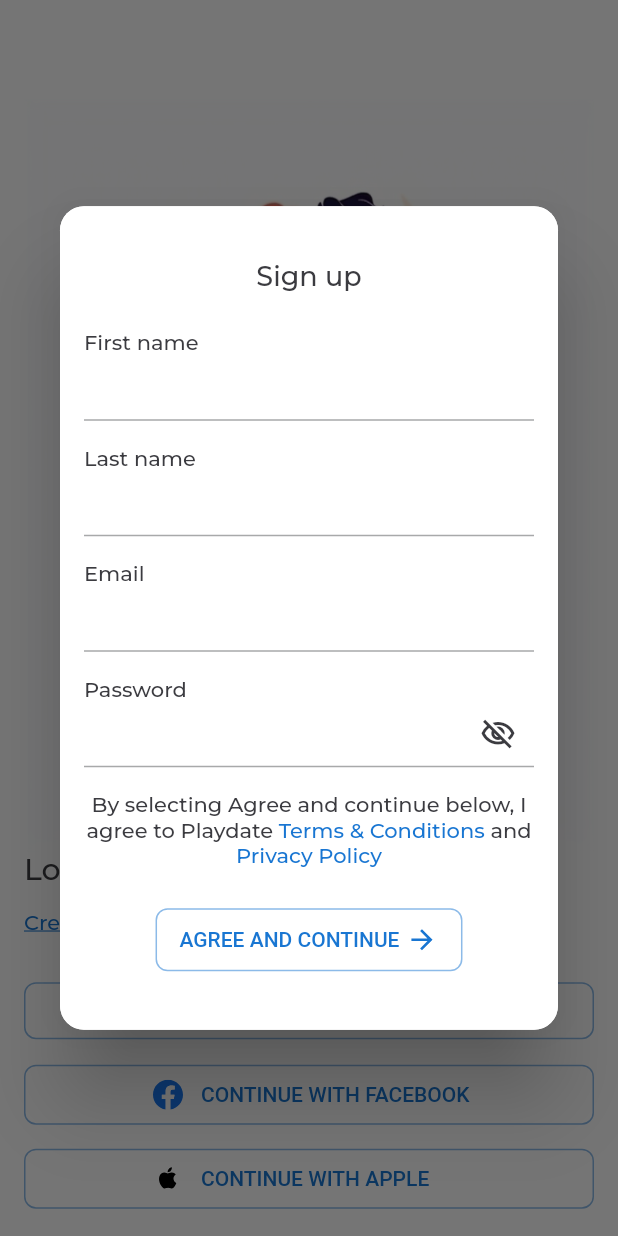
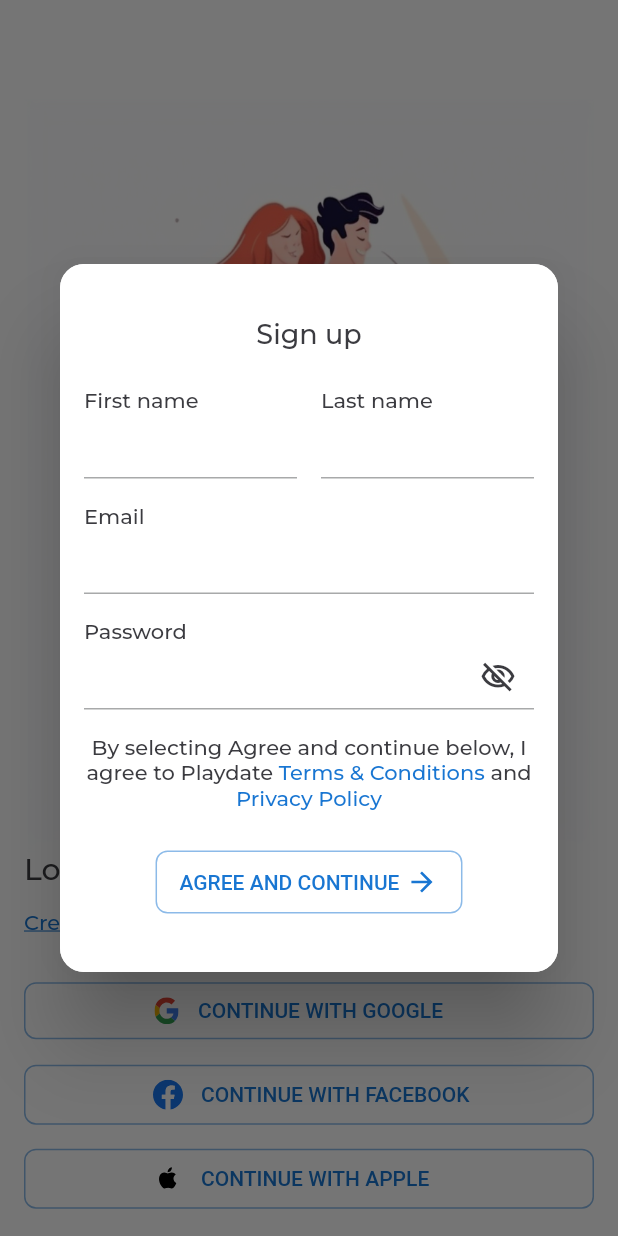
Before and after one commit to jadhavdurgesh/pillowtalk, a Flutter app: the OnboardingFourScreen screen opened directly, after a tap on "Create an account", on a phone screen of 412 x 824 dp. Run offline on Flutter 3.47's test engine with Material 2 defaults, Android fonts, the phone set to English and light mode, and no system bars; our stand-ins replace expandable_page_view, flutter_svg, get, google_fonts, velocity_x.

Commit message:
Dialog box fixed

```diff
--- a/lib/components/create_account_dialog.dart
+++ b/lib/components/create_account_dialog.dart
@@ -30,6 +30,7 @@ class _CreateAccountDialogState extends State<CreateAccountDialog> {
         ),
         child: SingleChildScrollView(
           child: Container(
+            width: MediaQuery.of(context).size.width*0.9,
             decoration: BoxDecoration(
                 borderRadius: BorderRadius.circular(16),
                 color: backgroundColor),
@@ -44,7 +45,10 @@ class _CreateAccountDialogState extends State<CreateAccountDialog> {
                   style: kMontserratMedium.copyWith(fontSize: 18),
                 ),
                 24.heightBox,
-                Column(
+                Row(
+                  children: [
+                    Expanded(
+                      child: Column(
                         crossAxisAlignment: CrossAxisAlignment.start,
                         mainAxisAlignment: MainAxisAlignment.start,
                         children: [
@@ -60,8 +64,10 @@ class _CreateAccountDialogState extends State<CreateAccountDialog> {
                           )
                         ],
                       ),
-                16.heightBox,
-                Column(
+                    ),
+                    16.widthBox,
+                    Expanded(
+                      child: Column(
                         crossAxisAlignment: CrossAxisAlignment.start,
                         mainAxisAlignment: MainAxisAlignment.start,
                         children: [
@@ -75,6 +81,9 @@ class _CreateAccountDialogState extends State<CreateAccountDialog> {
                               controller: lastnameController,
                             ),
                           )
+                        ],
+                      ),
+                    ),
                   ],
                 ),
                 16.heightBox,
--- a/lib/constants/colors.dart
+++ b/lib/constants/colors.dart
@@ -9,3 +9,4 @@ const darkFontColor = Color(0xff3B3B40);
 const primaryColor = Color(0xffFD5564);
 const secondaryColor = Color(0xff1976D2);
 const indicatorColor = Color(0xff27AE60);
+const yellowColor = Color(0xffFEE801);
--- a/lib/main.dart
+++ b/lib/main.dart
@@ -38,7 +38,7 @@ class _MyAppState extends State<MyApp> {
         scaffoldBackgroundColor: backgroundColor,
         colorScheme: ColorScheme.fromSeed(seedColor: secondaryColor),
       ),
-      home: const PaymentScreen(),
+      home: const SplashScreen(),
     );
   }
 }
--- a/lib/views/onboarding/onbaording_four.dart
+++ b/lib/views/onboarding/onbaording_four.dart
@@ -43,8 +43,6 @@ class _OnboardingFourScreenState extends State<OnboardingFourScreen> {
     return Scaffold(
       body: Container(
         margin: const EdgeInsets.all(16),
-        child: SingleChildScrollView(
-          physics: const BouncingScrollPhysics(),
         child: Column(
           crossAxisAlignment: CrossAxisAlignment.stretch,
           mainAxisSize: MainAxisSize.min,
@@ -126,7 +124,6 @@ class _OnboardingFourScreenState extends State<OnboardingFourScreen> {
           ],
         ),
       ),
-      ),
     );
   }
 }
--- a/lib/views/onboarding/onboarding_one.dart
+++ b/lib/views/onboarding/onboarding_one.dart
@@ -107,7 +107,7 @@ class _OnboardingOneScreenState extends State<OnboardingOneScreen> {
           onPress: () {
             if (_pageIndex == onboardDataList.length - 1) {
               Get.to(() => const OnboardingFourScreen(),
-                  transition: Transition.noTransition);
+                  transition: Transition.noTransition, duration: const Duration(milliseconds: 200));
             } else if (_pageIndex == onboardDataList.length - 2) {
               _pageController.jumpToPage(2);
             } else {
--- a/lib/views/splash_screen.dart
+++ b/lib/views/splash_screen.dart
@@ -41,9 +41,9 @@ class _SplashScreenState extends State<SplashScreen>
   void didChangeDependencies() {
     // Adjust the provider based on the image type
     super.didChangeDependencies();
-    precacheImage(const AssetImage("assets/banner1"), context);
-    precacheImage(const AssetImage("assets/banner2"), context);
-    precacheImage(const AssetImage("assets/banner3"), context);
+    precacheImage(const AssetImage("assets/banner1.webp"), context);
+    precacheImage(const AssetImage("assets/banner2.webp"), context);
+    precacheImage(const AssetImage("assets/banner3.webp"), context);
   }
 
   @override
```
Also changed, not shown: lib/views/payment_screen.dart (+60 -4 lines). Lines whose indentation alone changed are shown as unchanged.
